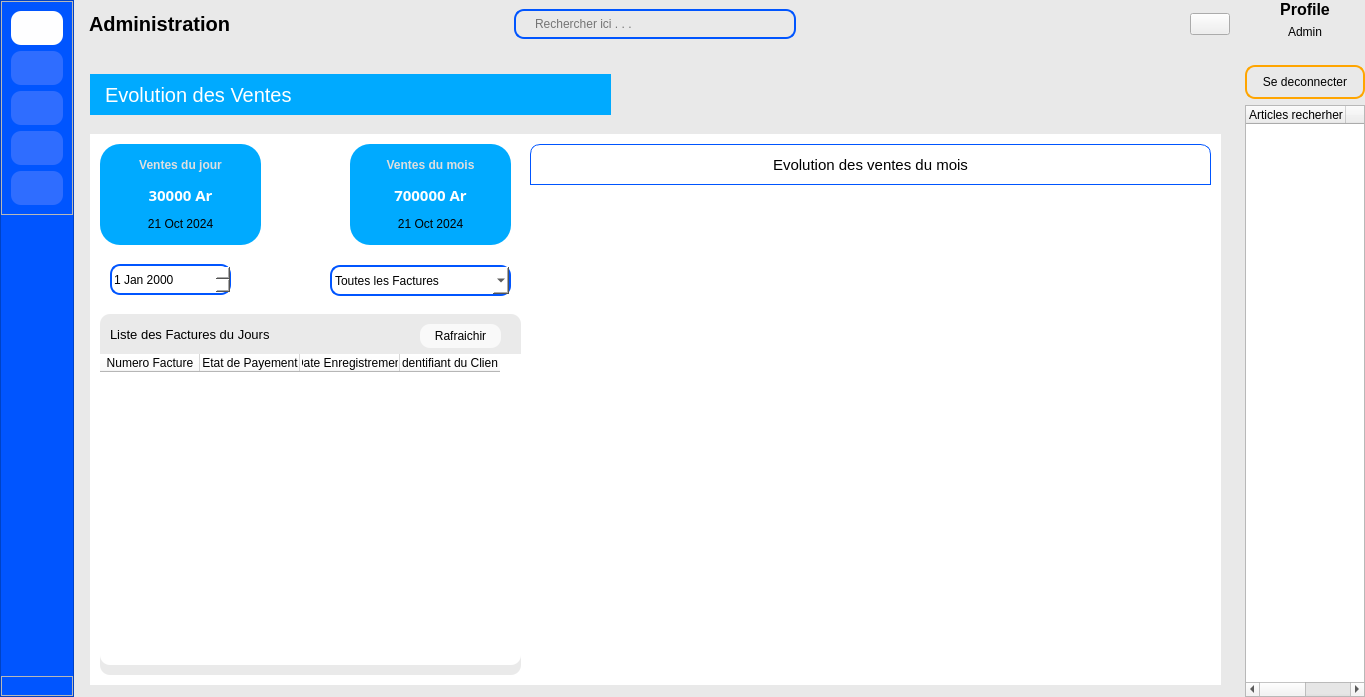
Before: the Qt Designer form views/auth/main_admin_window.ui in ninohantonio/Store-Management, drawn with Qt 5.
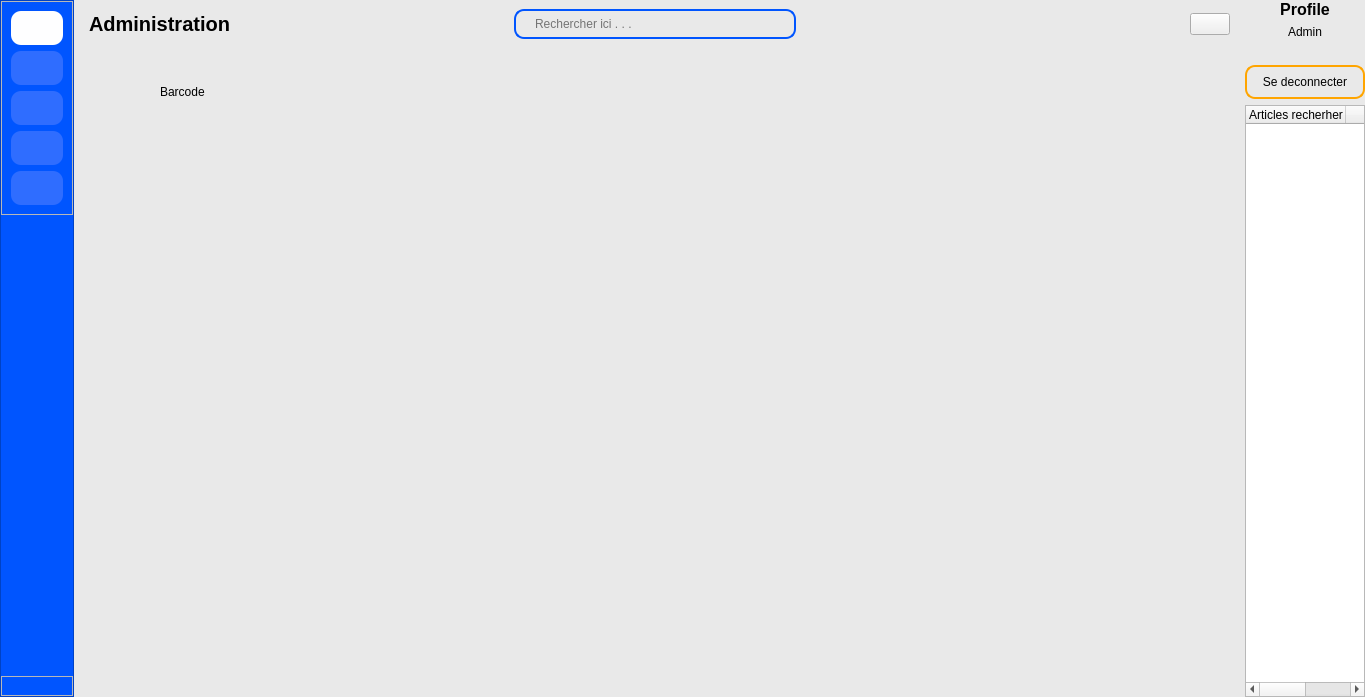
After: the same form once the commit is applied. Icons and pictures are not drawn. Custom widgets are drawn as their Qt base class.

Commit message: update admin window function

Diff of the .ui file:
```diff
--- a/views/auth/main_admin_window.ui
+++ b/views/auth/main_admin_window.ui
@@ -536,7 +536,7 @@
              <item>
               <widget class="QCustomQStackedWidget" name="mainNavigationScreen">
                <property name="currentIndex">
-                <number>1</number>
+                <number>4</number>
                </property>
                <widget class="QWidget" name="ajout_page">
                 <layout class="QHBoxLayout" name="horizontalLayout_5">
@@ -2067,6 +2067,36 @@
                  </item>
                 </widget>
                </widget>
+               <widget class="QWidget" name="client_listPage">
+                <widget class="QLabel" name="label_24">
+                 <property name="geometry">
+                  <rect>
+                   <x>170</x>
+                   <y>70</y>
+                   <width>49</width>
+                   <height>16</height>
+                  </rect>
+                 </property>
+                 <property name="text">
+                  <string>Clients</string>
+                 </property>
+                </widget>
+               </widget>
+               <widget class="QWidget" name="barcodePage">
+                <widget class="QLabel" name="label_25">
+                 <property name="geometry">
+                  <rect>
+                   <x>80</x>
+                   <y>30</y>
+                   <width>49</width>
+                   <height>16</height>
+                  </rect>
+                 </property>
+                 <property name="text">
+                  <string>Barcode</string>
+                 </property>
+                </widget>
+               </widget>
               </widget>
              </item>
             </layout>
```
Left out of the diff: 2 changed lines with no effect on the pictures. The commit also changes 1 other file.
